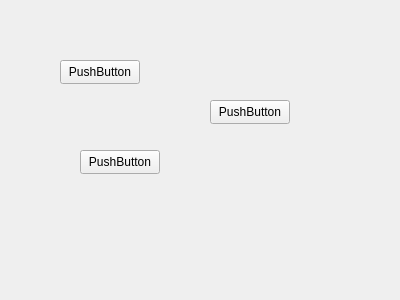
Above: server/test_ui/ez_test.ui from rmatsuda21/VizUI before the change. Below: the same form after it.
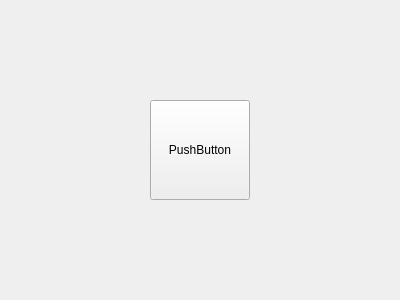
That is the form after the change.

Diff of the .ui file:
```diff
--- a/server/test_ui/ez_test.ui
+++ b/server/test_ui/ez_test.ui
@@ -13,45 +13,36 @@
   <property name="windowTitle">
    <string>Form</string>
   </property>
-  <widget class="QPushButton" name="pushButton">
-   <property name="geometry">
-    <rect>
-     <x>80</x>
-     <y>150</y>
-     <width>80</width>
-     <height>24</height>
-    </rect>
-   </property>
-   <property name="text">
-    <string>PushButton</string>
-   </property>
-  </widget>
-  <widget class="QPushButton" name="pushButton_2">
-   <property name="geometry">
-    <rect>
-     <x>60</x>
-     <y>60</y>
-     <width>80</width>
-     <height>24</height>
-    </rect>
-   </property>
-   <property name="text">
-    <string>PushButton</string>
-   </property>
-  </widget>
-  <widget class="QPushButton" name="pushButton_3">
-   <property name="geometry">
-    <rect>
-     <x>210</x>
-     <y>100</y>
-     <width>80</width>
-     <height>24</height>
-    </rect>
+  <layout class="QHBoxLayout" name="horizontalLayout">
+   <item>
+    <widget class="QPushButton" name="pusherButton">
+     <property name="minimumSize">
+      <size>
+       <width>12</width>
+       <height>12</height>
+      </size>
+     </property>
+     <property name="maximumSize">
+      <size>
+       <width>100</width>
+       <height>100</height>
+      </size>
+     </property>
+     <property name="toolTip">
+      <string>asdsdf</string>
+     </property>
+     <property name="statusTip">
+      <string>DKMAWDLKAWM</string>
+     </property>
+     <property name="whatsThis">
+      <string>A BUTTON</string>
    </property>
    <property name="text">
     <string>PushButton</string>
    </property>
   </widget>
+   </item>
+  </layout>
  </widget>
  <resources/>
  <connections/>
```
Lines whose indentation alone changed are shown as unchanged.
